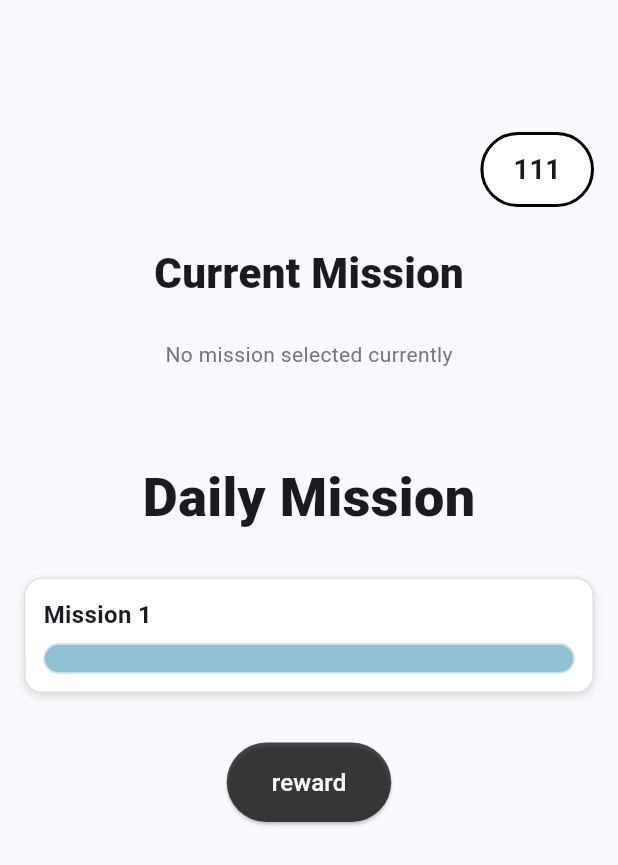
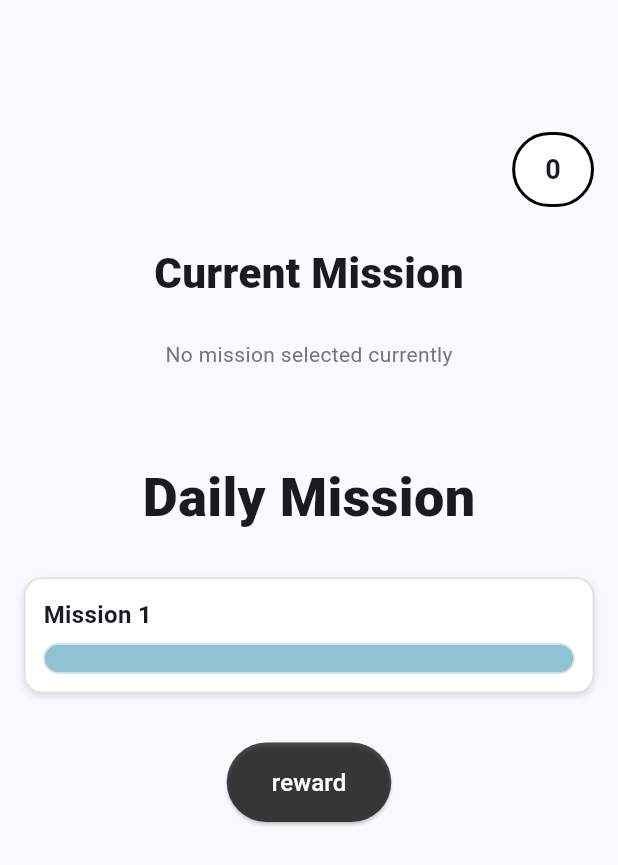
Before and after one commit to Yung729/blindmate, a Flutter app: the DoMissionScreen screen opened directly with empty values, on a phone screen of 412 x 824 dp. Shown: the top 865 px of the screen. Run offline on Flutter 3.47's test engine with Material 3 defaults, Android fonts, the phone set to English and light mode, and no system bars; our stand-ins replace animated_text_kit, cloud_firestore, device_info_plus, firebase_auth, firebase_core, google_generative_ai and 5 more; missing offline and left inert: metadata_fetch; accounts and stored records are empty.

Commit message:
redeem reward
button working
deduct user fragments and update at do mission screen also

```diff
--- a/lib/models/dataModels/redeem_rewards_model.dart
+++ b/lib/models/dataModels/redeem_rewards_model.dart
@@ -2,11 +2,13 @@ class RewardModel {
   final String redeemRewardId;
   final int fragmentCost;
   final String imageUrl;
+  final String rewardTitle;
 
   RewardModel({
     required this.redeemRewardId,
     required this.fragmentCost,
     required this.imageUrl,
+    required this.rewardTitle,
   });
 
   factory RewardModel.fromJson(Map<String, dynamic> json) {
@@ -14,6 +16,7 @@ class RewardModel {
       redeemRewardId: json['redeemRewardId'] ?? '',
       fragmentCost: json['fragmentCost'] ?? 0,
       imageUrl: json['imageUrl'] ?? '',
+      rewardTitle: json['rewardTitle'] ?? '',
     );
   }
 
@@ -22,6 +25,7 @@ class RewardModel {
       'redeemRewardId': redeemRewardId,
       'fragmentCost': fragmentCost,
       'imageUrl': imageUrl,
+      'rewardTitle':rewardTitle,
     };
   }
 }
--- a/lib/models/dataModels/user_model.dart
+++ b/lib/models/dataModels/user_model.dart
@@ -10,7 +10,7 @@ class UserModel {
   final DateTime? lastActive;
   final String emotionalStatus;
   final double progressionValue;
-  final int fragmentNumber;
+  int fragmentNumber;
   final String currentMission;
 
   UserModel({
--- a/lib/views/navigation_controller.dart
+++ b/lib/views/navigation_controller.dart
@@ -55,12 +55,12 @@ class _NavigationControllerState extends State<NavigationController> {
     final List<Widget> screens = [
       const HomeScreen(),
       SharingScreen(user: currentUserState.currentUser!),
-      const DoMissionScreen(),
+      DoMissionScreen(user: currentUserState.currentUser!),
       const BottleNoteHomeScreen(),
       const PickUpScreen(),
       const SendBottleNoteScreen(),
       const MyBottleNotesScreen(),
-      const RedeemRewardScreen(),
+      RedeemRewardScreen(user: currentUserState.currentUser!),
     ];
 
     return Scaffold(
--- a/lib/views/screens/do_mission_screen.dart
+++ b/lib/views/screens/do_mission_screen.dart
@@ -1,6 +1,7 @@
 import 'package:blindmate/views/UIComponents/crystal_box.dart';
 import 'package:blindmate/views/UIComponents/custom_button.dart';
 import 'package:blindmate/views/screens/redeem_reward_screen.dart';
+import 'package:cloud_firestore/cloud_firestore.dart';
 import 'package:firebase_auth/firebase_auth.dart';
 import 'package:flutter/material.dart';
 import '../../models/dataModels/user_model.dart';
@@ -16,7 +17,14 @@ final UserModel user;
   static Future<UserModel?> fetchUserData() async {
     final user = FirebaseAuth.instance.currentUser;
     if (user == null) return null;
-    return null;
+    final doc =
+        await FirebaseFirestore.instance
+            .collection('users')
+            .doc(user.uid)
+            .get();
+    if (!doc.exists) return null;
+
+    return UserModel.fromMap(doc.data()!, doc.id);
   }
 }
 
@@ -35,31 +43,6 @@ class _DoMissionScreenState extends State<DoMissionScreen> {
       _currentUser = user;
     });
   }
-
-  // Widget _buildMissionField(String missionName) {
-  //   return Column(
-  //     crossAxisAlignment: CrossAxisAlignment.start,
-  //     children: [
-  //       // Text(
-  //       //   "Ongoing Mission Progress",
-  //       //   style: TextStyle(fontSize: 16, fontWeight: FontWeight.bold),
-  //       // ),
-  //       Text(
-  //         missionName,
-  //         style: TextStyle(fontSize: 16, fontWeight: FontWeight.bold),
-  //       ),
-  //       SizedBox(height: 8),
-  //       Container(
-  //         height: 20,
-  //         decoration: BoxDecoration(
-  //           color: Color(0xFF8FC3D3),
-  //           borderRadius: BorderRadius.circular(20.0),
-  //           border: Border.all(color: Color.fromRGBO(237, 233, 247, 0.69), width: 1.0),
-  //         ),
-  //       )
-  //     ],
-  //   );
-  // }
 
   Widget _buildMissionField(String missionName) {
     return Container(
@@ -104,7 +87,10 @@ class _DoMissionScreenState extends State<DoMissionScreen> {
   @override
   Widget build(BuildContext context) {
     return Scaffold(
-      body: Container(
+      body:
+          _currentUser == null
+              ? Center(child: CircularProgressIndicator())
+              : Container(
                 padding: EdgeInsets.only(
                   top: 40.0,
                   left: 16.0,
@@ -116,7 +102,7 @@ class _DoMissionScreenState extends State<DoMissionScreen> {
                   mainAxisSize: MainAxisSize.min,
                   children: [
                     SizedBox(height: 48),
-            buildCrystalBox('111'),
+                    buildCrystalBox('${_currentUser!.fragmentNumber}'),
                     SizedBox(height: 24),
 
                     Center(
@@ -124,7 +110,10 @@ class _DoMissionScreenState extends State<DoMissionScreen> {
                         children: [
                           Text(
                             "Current Mission",
-                    style: TextStyle(fontSize: 28, fontWeight: FontWeight.w900),
+                            style: TextStyle(
+                              fontSize: 28,
+                              fontWeight: FontWeight.w900,
+                            ),
                           ),
                           SizedBox(height: 24),
                           Text(
@@ -139,7 +128,10 @@ class _DoMissionScreenState extends State<DoMissionScreen> {
 
                     Text(
                       "Daily Mission",
-              style: TextStyle(fontSize: 36, fontWeight: FontWeight.w900),
+                      style: TextStyle(
+                        fontSize: 36,
+                        fontWeight: FontWeight.w900,
+                      ),
                     ),
                     SizedBox(height: 20),
                     _buildMissionField('Mission 1'),
@@ -147,12 +139,23 @@ class _DoMissionScreenState extends State<DoMissionScreen> {
                     // _buildMissionField('Mission 2'),
                     // SizedBox(height: 20),
                     // _buildMissionField('Mission 3'),
-            CustomButton(text: "reward", onPressed: () {
+                    CustomButton(
+                      text: "reward",
+                      onPressed: () {
                         Navigator.push(
                           context,
-      MaterialPageRoute(builder: (context) => RedeemRewardScreen(user: widget.user)),
-    );
-  },)
+                          MaterialPageRoute(
+                            builder:
+                                (context) =>
+                                    RedeemRewardScreen(user: _currentUser!),
+                          ),
+                        ).then((_) {
+                          // ✅ Refresh the user data when coming back
+                          _loadUserData();
+                        });
+                        ;
+                      },
+                    ),
                   ],
                 ),
               ),
```
Also changed, not shown: lib/views/UIComponents/reward_click.dart (added, +54 -0 lines), lib/views/screens/redeem_reward_screen.dart (+35 -6 lines). Lines whose indentation alone changed are shown as unchanged.
